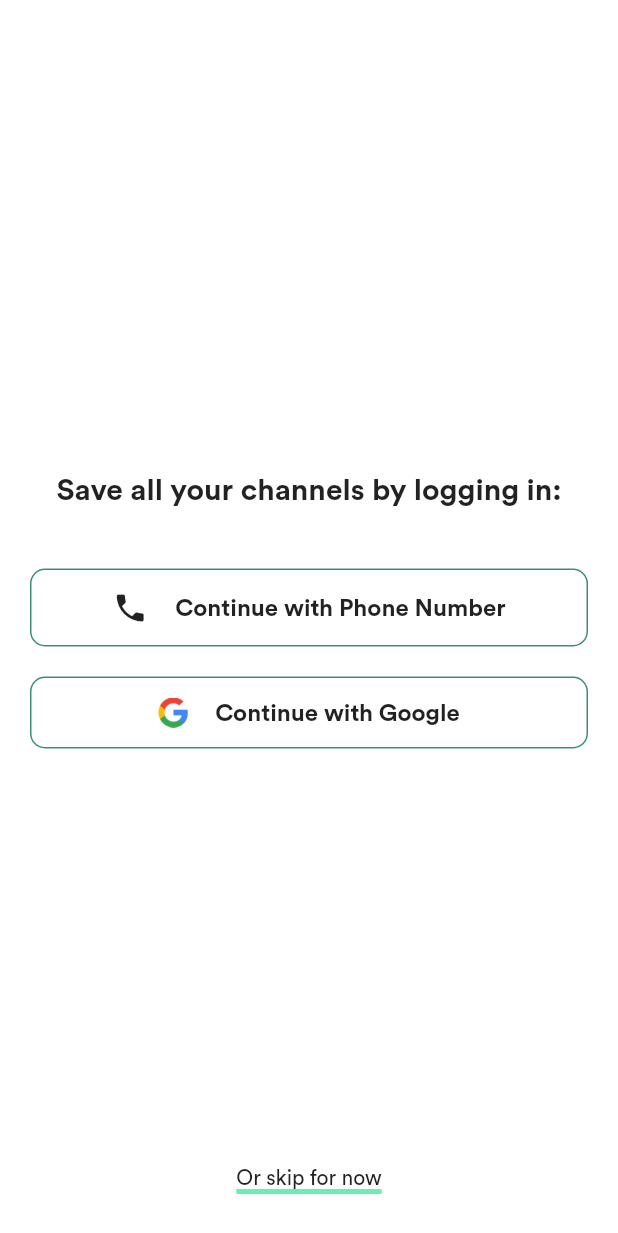
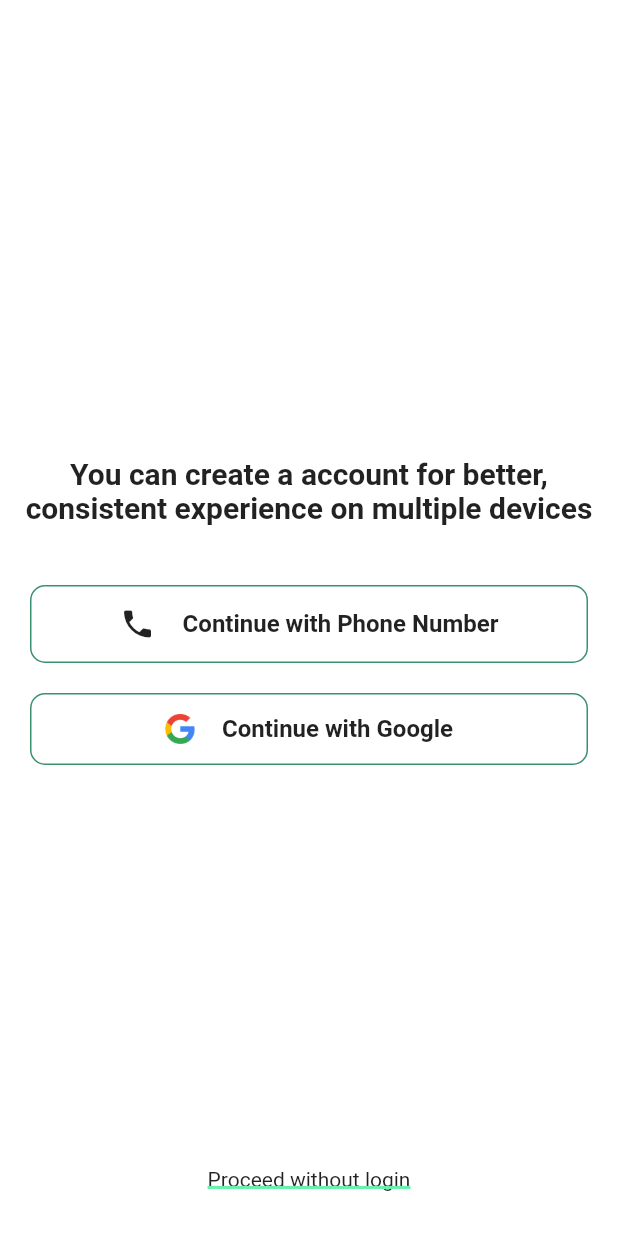
Before and after one commit to smoke-trees/news-summarizer-app, a Flutter app: the screen it shows after launch, after a tap on "Continue with Google", on a phone screen of 412 x 824 dp. Shown: the top 1233 px of the screen. Run offline on Flutter 3.47's test engine with Material 2 defaults, Android fonts, the phone set to English and light mode, and no system bars; our stand-ins replace cached_network_image, chips_choice, cloud_firestore, dio, firebase_auth, firebase_core and 10 more; missing offline and left inert: fancy_on_boarding; accounts and stored records are empty; generated files the repository leaves out were written again; network calls fail.

Commit message:
onboarding added again

```diff
--- a/lib/main.dart
+++ b/lib/main.dart
@@ -1,6 +1,5 @@
 import 'package:flutter/material.dart';
 import 'package:hive/hive.dart';
-import 'package:material_design_icons_flutter/material_design_icons_flutter.dart';
 import 'package:news_summarizer/src/app.dart';
 import 'package:news_summarizer/src/models/user.dart';
 import 'package:news_summarizer/src/providers/api_provider.dart';
@@ -15,6 +14,7 @@ import 'package:provider/provider.dart';
 ///Hive command:
 ///flutter packages pub run build_runner build --delete-conflicting-outputs
 ///build command: flutter build apk --dart-define=envType=dev
+///Launcher icon command: flutter pub run flutter_launcher_icons:main
 void main() async {
   WidgetsFlutterBinding.ensureInitialized();
   final appDocumentDir = await path_provider.getApplicationDocumentsDirectory();
--- a/lib/src/app.dart
+++ b/lib/src/app.dart
@@ -7,9 +7,11 @@ import 'package:news_summarizer/src/ui/pages/base_page.dart';
 import 'package:news_summarizer/src/ui/pages/blogs_onboarding_page.dart';
 import 'package:news_summarizer/src/ui/pages/blogs_prefs_page.dart';
 import 'package:news_summarizer/src/ui/pages/control_center.dart';
+import 'package:news_summarizer/src/ui/pages/control_center_onboarding_page.dart';
 import 'package:news_summarizer/src/ui/pages/custom_prefs_page.dart';
 import 'package:news_summarizer/src/ui/pages/get_location_page.dart';
 import 'package:news_summarizer/src/ui/pages/home_page.dart';
+import 'package:news_summarizer/src/ui/pages/new_prefs_onboarding_page.dart';
 import 'package:news_summarizer/src/ui/pages/notifs_checklist_page.dart';
 import 'package:news_summarizer/src/ui/pages/onboarding_pages.dart';
 import 'package:news_summarizer/src/ui/pages/phone_auth_page.dart';
@@ -36,7 +38,8 @@ class App extends StatelessWidget {
             if (snapshot.connectionState == ConnectionState.done) {
               bool isLoggedIn = ProfileHive().getIsUserLoggedIn();
               if (isLoggedIn == false) {
-                return AuthPage(firstLogin: true,);
+                return NewPrefsOnboardingPage();
+                // return AuthPage(firstLogin: true,);
               } else {
                 return BasePage();
               }
@@ -77,6 +80,8 @@ class App extends StatelessWidget {
         AuthPage.routeName: (context) => AuthPage(),
         ControlCenterPage.routeName: (context) => ControlCenterPage(),
         PublicationPrefsPage.routeName: (context) => PublicationPrefsPage(),
+        NewPrefsOnboardingPage.routeName: (context) => NewPrefsOnboardingPage(),
+        ControlCenterOnboardingPage.routeName: (context) => ControlCenterOnboardingPage(),
       },
     );
   }
--- a/lib/src/models/user.dart
+++ b/lib/src/models/user.dart
@@ -52,8 +52,8 @@ class ApiUser extends HiveObject {
   @HiveField(15)
   List<String> pubPreferences;
 
-  ApiUser(
-      {this.email,
+  ApiUser({
+    this.email,
     this.name,
     this.blogPreferences,
     this.customPreferences,
@@ -68,13 +68,17 @@ class ApiUser extends HiveObject {
     this.savedNewsIds,
     this.pubPreferences,
     this.savedBlogsIds,
-      this.savedPubIds});
+    this.savedPubIds,
+  });
 
   factory ApiUser.fromJson(json) {
     return ApiUser(
-        blogPreferences: (json['blogPreferences'] as List)?.cast<String>() ?? [],
-        newsPreferences: (json['newsPreferences'] as List)?.cast<String>() ?? [],
-        customPreferences: (json['customPreferences'] as List)?.cast<String>() ?? [],
+        blogPreferences:
+            (json['blogPreferences'] as List)?.cast<String>() ?? [],
+        newsPreferences:
+            (json['newsPreferences'] as List)?.cast<String>() ?? [],
+        customPreferences:
+            (json['customPreferences'] as List)?.cast<String>() ?? [],
         pubPreferences: (json['pubPreferences'] as List)?.cast<String>() ?? [],
         name: json['name'],
         email: json['email'],
@@ -84,7 +88,8 @@ class ApiUser extends HiveObject {
         phoneNumber: json['phoneNumber'],
         latitude: json['location']['latitude'],
         longitude: json['location']['longitude'],
-        notifEnabledPrefs: (json['notifEnabledPrefs'] as List).cast<String>() ?? [],
+        notifEnabledPrefs:
+            (json['notifEnabledPrefs'] as List).cast<String>() ?? [],
         savedPubIds: (json['savedPubIds'] as List)?.cast<String>() ?? [],
         savedBlogsIds: (json['savedBlogsIds'] as List)?.cast<String>() ?? [],
         savedNewsIds: (json['savedNewsIds'] as List)?.cast<String>() ?? []);
--- a/lib/src/providers/dynamic_link_provider.dart
+++ b/lib/src/providers/dynamic_link_provider.dart
@@ -4,10 +4,12 @@ import 'package:news_summarizer/src/models/article.dart';
 
 class DynamicLinkProvider extends ChangeNotifier {
   void initDynamicLinks(BuildContext context) async {
+    print("Dynamic Links init");
     FirebaseDynamicLinks.instance.onLink(onSuccess: (PendingDynamicLinkData dynamicLink) async {
       final Uri deepLink = dynamicLink?.link;
 
       if (deepLink != null) {
+        print(deepLink.path);
         Navigator.pushNamed(context, deepLink.path);
       }
     }, onError: (OnLinkErrorException e) async {
@@ -29,7 +31,7 @@ class DynamicLinkProvider extends ChangeNotifier {
       link: Uri.parse('https://terrantidings.com/news/${article.title}'),
       androidParameters: AndroidParameters(
         packageName: 'dev.smoketrees.news_summarizer',
-        minimumVersion: 125,
+        // minimumVersion: 1,
       ),
       // iosParameters: IosParameters(
       //   bundleId: 'com.example.ios',
--- a/lib/src/ui/pages/auth_page.dart
+++ b/lib/src/ui/pages/auth_page.dart
@@ -5,6 +5,8 @@ import 'package:hive/hive.dart';
 import 'package:news_summarizer/src/models/user.dart';
 import 'package:news_summarizer/src/providers/auth_provider.dart';
 import 'package:news_summarizer/src/providers/user_provider.dart';
+import 'package:news_summarizer/src/ui/pages/control_center.dart';
+import 'package:news_summarizer/src/ui/pages/control_center_onboarding_page.dart';
 import 'package:news_summarizer/src/ui/pages/phone_auth_page.dart';
 import 'package:news_summarizer/src/ui/pages/preferences_onboarding_page.dart';
 import 'package:news_summarizer/src/utils/constants.dart';
@@ -24,6 +26,7 @@ class AuthPage extends StatefulWidget {
 }
 
 class _AuthPageState extends State<AuthPage> {
+  bool isNewUser = Get.arguments;
   var _newsBox = Hive.box(NEWS_PREFS_BOX);
 
   @override
@@ -70,7 +73,7 @@ class _AuthPageState extends State<AuthPage> {
                 Container(
                   // padding: EdgeInsets.only(top: 100),
                   child: Text(
-                          "Save all your channels by logging in:",
+                    "You can create a account for better, consistent experience on multiple devices",
                     textAlign: TextAlign.center,
                     style: TextStyle(
                       fontWeight: FontWeight.bold,
@@ -80,10 +83,12 @@ class _AuthPageState extends State<AuthPage> {
                 ),
                 SizedBox(height: 30),
                 Padding(
-                        padding: const EdgeInsets.symmetric(horizontal: 20, vertical: 10),
+                  padding: const EdgeInsets.symmetric(
+                      horizontal: 20, vertical: 10),
                   child: OutlineButton(
                     onPressed: () {
-                            Get.toNamed(PhoneAuthPage.routeName, arguments: widget.firstLogin);
+                      Get.toNamed(PhoneAuthPage.routeName,
+                          arguments: widget.firstLogin);
                     },
                     padding: EdgeInsets.symmetric(vertical: 14),
                     shape: RoundedRectangleBorder(
@@ -140,12 +145,16 @@ class _AuthPageState extends State<AuthPage> {
                 //   ),
                 // ),
                 Padding(
-                        padding: const EdgeInsets.symmetric(horizontal: 20, vertical: 10),
+                  padding: const EdgeInsets.symmetric(
+                      horizontal: 20, vertical: 10),
                   child: OutlineButton(
                     onPressed: () async {
-                            AuthProvider authProvider = Provider.of<AuthProvider>(context, listen: false);
-                            UserCredential credential = await authProvider.autoSignInGoogle();
-                            if (credential.additionalUserInfo.isNewUser) {
+                      AuthProvider authProvider = Provider.of<AuthProvider>(
+                          context, listen: false);
+                      UserCredential credential = await authProvider
+                          .autoSignInGoogle();
+                      if (credential.additionalUserInfo.isNewUser &&
+                          widget.firstLogin) {
                         // ApiUser user = userProvider.createNewUser(newUser: credential.user);
                         userProvider.user = ApiUser();
                         userProvider.user
@@ -161,13 +170,16 @@ class _AuthPageState extends State<AuthPage> {
                           ..savedNewsIds = []
                           ..notifEnabledPrefs = [];
 
-                              userProvider.createUserInFirebase(newUser: userProvider.user);
+                        userProvider.createUserInFirebase(
+                            newUser: userProvider.user);
                         userProvider.saveToHive(user: userProvider.user);
                         print(userProvider.user.toJson());
                         // userProvider.setUserInProvider(setUser: use)
-                              if (widget.firstLogin) {
-                                Get.offAndToNamed(PreferencesOnboardingPage.routeName);
-                              } else {
+                        // if (widget.firstLogin) {
+                        Get.offAndToNamed(
+                            ControlCenterOnboardingPage.routeName);
+                        // Get.offAndToNamed(PreferencesOnboardingPage.routeName);
+                        // } else {
                         Get.offAndToNamed(BasePage.routeName);
                         Get.snackbar(
                             "Successful",
@@ -175,11 +187,31 @@ class _AuthPageState extends State<AuthPage> {
                                 ? "Welcome!"
                                 : "Welcome, ${userProvider.user.name}!",
                             snackPosition: SnackPosition.BOTTOM);
-                              }
+                        // }
+                      } else if (credential.additionalUserInfo.isNewUser &&
+                          !widget.firstLogin) {
+                        userProvider.user
+                          ..name = credential.user.displayName
+                          ..email = credential.user.email
+                          ..firebaseUid = credential.user.uid
+                          ..photoUrl = credential.user.photoURL;
+                        userProvider.createUserInFirebase(
+                            newUser: userProvider.user);
+                        userProvider.saveToHive(user: userProvider.user);
+                        print(userProvider.user.toJson());
+
+                        Get.offAndToNamed(BasePage.routeName);
+                        Get.snackbar(
+                            "Successful",
+                            userProvider.user.name == null
+                                ? "Welcome!"
+                                : "Welcome, ${userProvider.user.name}!",
+                            snackPosition: SnackPosition.BOTTOM);
                       } else {
                         print("[] Old User but not in Hive");
                         ApiUser userr =
-                                  await userProvider.getUserFromFirebase(firebaseUid: credential.user.uid);
+                        await userProvider.getUserFromFirebase(
+                            firebaseUid: credential.user.uid);
                         userProvider.setUserInProvider(setUser: userr);
                         userProvider.saveToHive(user: userr);
                         _newsBox.put(NEWS_PREFS, userr.newsPreferences);
@@ -233,7 +265,8 @@ class _AuthPageState extends State<AuthPage> {
                 // alignment: Alignment.bottomCenter,
                 child: InkWell(
                   onTap: () {
-                                UserProvider userProvider = Provider.of<UserProvider>(context, listen: false);
+                    UserProvider userProvider = Provider.of<UserProvider>(
+                        context, listen: false);
                     ApiUser user = new ApiUser(
                         blogPreferences: [],
                         notifEnabledPrefs: [],
@@ -245,10 +278,11 @@ class _AuthPageState extends State<AuthPage> {
                         pubPreferences: []);
                     userProvider.setUserInProvider(setUser: user);
                     userProvider.saveToHive(user: user);
-                                Get.offAndToNamed(PreferencesOnboardingPage.routeName);
+                    Get.offAndToNamed(ControlCenterOnboardingPage.routeName);
+                    // Get.offAndToNamed(PreferencesOnboardingPage.routeName);
                   },
                   child: Text(
-                                "Or skip for now",
+                    "Proceed without login",
                     style: TextStyle(
                         decoration: TextDecoration.underline,
                         decorationColor: Get.theme.accentColor,
--- /dev/null
+++ b/lib/src/ui/pages/new_prefs_onboarding_page.dart
@@ -0,0 +1,58 @@
+import 'package:flutter/material.dart';
+import 'package:get/get.dart';
+import 'package:news_summarizer/src/ui/pages/auth_page.dart';
+import 'package:news_summarizer/src/ui/widgets/onboarding_text_widget.dart';
+
+class NewPrefsOnboardingPage extends StatefulWidget {
+  static String routeName = "/new_prefs_onboarding_page";
+
+  @override
+  _NewPrefsOnboardingPageState createState() => _NewPrefsOnboardingPageState();
+}
+
+class _NewPrefsOnboardingPageState extends State<NewPrefsOnboardingPage> {
+  double opacity = 0.0;
+
+  @override
+  void initState() {
+    super.initState();
+    Future.delayed(Duration(milliseconds: 300), () {
+      setState(() {
+        opacity = 1.0;
+      });
+    });
+  }
+
+  @override
+  Widget build(BuildContext context) {
+    return Scaffold(
+      body: AnimatedOpacity(
+        duration: Duration(milliseconds: 500),
+        opacity: opacity,
+        onEnd: () {
+          Future.delayed(Duration(seconds: 3), () {
+            setState(() {
+              opacity = 0.0;
+            });
+          }).whenComplete(() => Future.delayed(Duration(milliseconds: 500), () {
+                // Get.toNamed(AuthPage.routeName, arguments: true);
+                Get.to(AuthPage(
+                  firstLogin: true,
+                ));
+              }));
+        },
+        child: Center(
+            child: Column(
+          mainAxisAlignment: MainAxisAlignment.center,
+          children: [
+            OnboardingTextWidget(text: "Welcome to Terran Tidings"),
+            SizedBox(
+              height: 20,
+            ),
+            OnboardingTextWidget(text: "Your gateway to news and more across the globe")
+          ],
+        )),
+      ),
+    );
+  }
+}
--- a/lib/src/ui/pages/reorder_prefs_page.dart
+++ b/lib/src/ui/pages/reorder_prefs_page.dart
@@ -1,15 +1,9 @@
 import 'package:flutter/material.dart';
 import 'package:get/get.dart';
 import 'package:hive/hive.dart';
-import 'package:news_summarizer/src/providers/user_provider.dart';
-import 'package:news_summarizer/src/ui/pages/base_page.dart';
 import 'package:news_summarizer/src/ui/pages/blogs_onboarding_page.dart';
-import 'package:news_summarizer/src/ui/pages/blogs_prefs_page.dart';
 import 'package:news_summarizer/src/ui/widgets/listview_card.dart';
 import 'package:news_summarizer/src/utils/constants.dart';
-import 'package:provider/provider.dart';
-
-import 'control_center.dart';
 
 class ReorderPrefsPage extends StatefulWidget {
   static String routeName = "/reorder_prefs_page";
--- a/lib/src/ui/widgets/news_card.dart
+++ b/lib/src/ui/widgets/news_card.dart
@@ -1,5 +1,4 @@
 import 'package:cached_network_image/cached_network_image.dart';
-import 'package:firebase_dynamic_links/firebase_dynamic_links.dart';
 import 'package:flutter/material.dart';
 import 'package:get/get.dart';
 import 'package:intl/intl.dart';
--- /dev/null
+++ b/lib/src/ui/widgets/onboarding_text_widget.dart
@@ -0,0 +1,19 @@
+import 'package:flutter/material.dart';
+
+class OnboardingTextWidget extends StatelessWidget {
+  final String text;
+
+  OnboardingTextWidget({this.text});
+
+  @override
+  Widget build(BuildContext context) {
+    return Padding(
+      padding: const EdgeInsets.all(20),
+      child: Text(
+        text,
+        textAlign: TextAlign.center,
+        style: TextStyle(fontSize: 20),
+      ),
+    );
+  }
+}
```
Also changed, not shown: lib/src/providers/api_provider.dart (+55 -21 lines), lib/src/ui/pages/control_center.dart (+34 -5 lines), lib/src/ui/pages/control_center_onboarding_page.dart (added, +64 -0 lines), lib/src/ui/pages/news_container_page.dart (+25 -10 lines), lib/src/ui/pages/phone_auth_page.dart (+5 -2 lines), assets/fonts/CircularStd-Black.ttf (deleted), assets/fonts/CircularStd-Bold.ttf (deleted), assets/fonts/CircularStd-Book.ttf (deleted), assets/fonts/CircularStd-Medium.ttf (deleted). Lines whose indentation alone changed are shown as unchanged.
